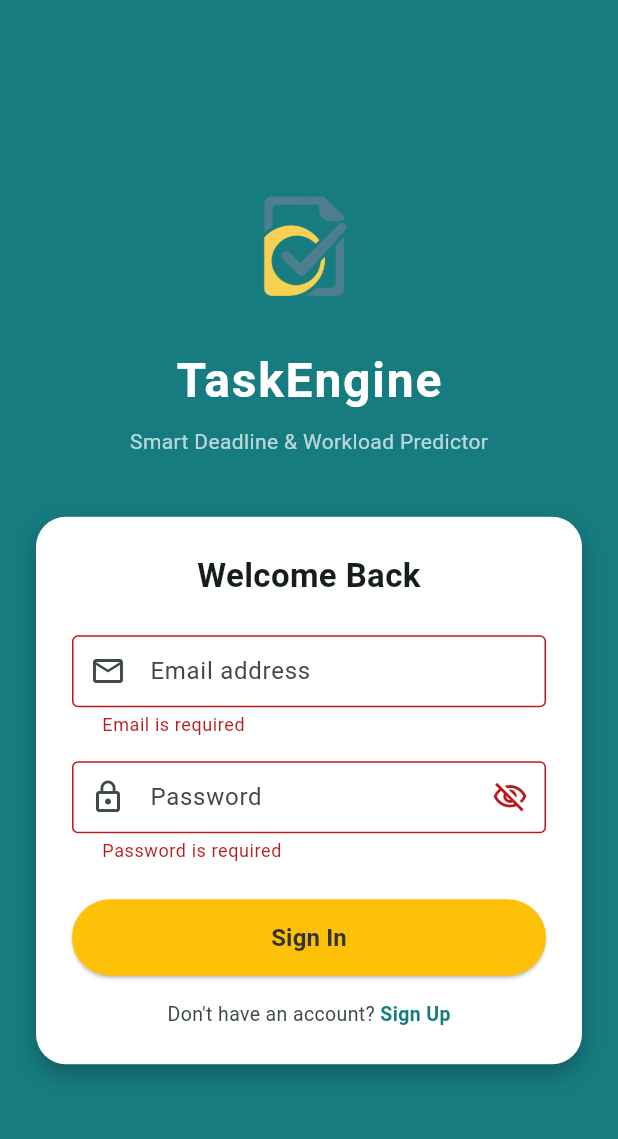
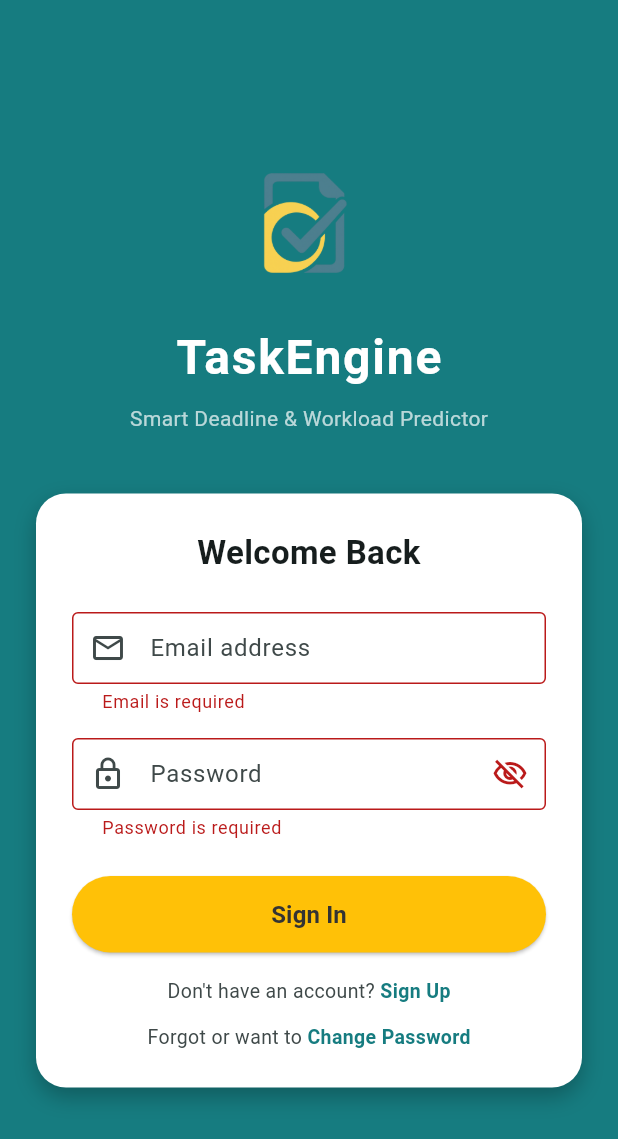
Before and after one commit to dnstars1/TaskEngineFlutter, a Flutter app: the screen it shows after launch, after a tap on "Sign In", on a phone screen of 412 x 824 dp. Shown: the top 1139 px of the screen. Run offline on Flutter 3.47's test engine with Material 3 defaults, Android fonts, the phone set to English and light mode, and no system bars; our stand-ins replace flutter_local_notifications, shared_preferences, timezone; accounts and stored records are empty; network calls fail.

Commit message:
added "change password button with eye icon for hide passoword"

```diff
--- a/lib/main.dart
+++ b/lib/main.dart
@@ -5,6 +5,7 @@ import 'screens/dashboard_screen.dart';
 import 'screens/calendar_screen.dart';
 import 'screens/study_screen.dart';
 import 'screens/profile_screen.dart';
+import 'screens/change_password_screen.dart';
 import 'services/notification_service.dart';
 
 void main() async {
@@ -106,6 +107,7 @@ class _TaskEngineAppState extends State<TaskEngineApp> {
         '/calendar': (_) => const CalendarScreen(),
         '/study': (_) => const StudyScreen(),
         '/profile': (_) => const ProfileScreen(),
+        '/change-password': (_) => const ChangePasswordScreen(),
       },
     );
   }
--- a/lib/screens/login_screen.dart
+++ b/lib/screens/login_screen.dart
@@ -1,6 +1,7 @@
 import 'package:flutter/material.dart';
 
 import '../main.dart';
+import '../screens/change_password_screen.dart';
 import '../services/api_service.dart';
 
 class LoginScreen extends StatefulWidget {
@@ -298,6 +299,33 @@ class _LoginScreenState extends State<LoginScreen> {
                           ),
                         ),
                       ),
+                      const SizedBox(height: 12),
+                      GestureDetector(
+                        onTap: () => Navigator.push(
+                          context,
+                          MaterialPageRoute(
+                            builder: (_) => const ChangePasswordScreen(),
+                          ),
+                        ),
+                        child: Text.rich(
+                          TextSpan(
+                            text: 'Forgot or want to ',
+                            style: TextStyle(
+                              fontSize: 13,
+                              color: onSurfaceVariant,
+                            ),
+                            children: const [
+                              TextSpan(
+                                text: 'Change Password',
+                                style: TextStyle(
+                                  color: primaryTeal,
+                                  fontWeight: FontWeight.w600,
+                                ),
+                              ),
+                            ],
+                          ),
+                        ),
+                      ),
                     ],
                   ),
                 ),
```
Also changed, not shown: lib/services/api_service.dart (+17 -0 lines), 6 other files.
